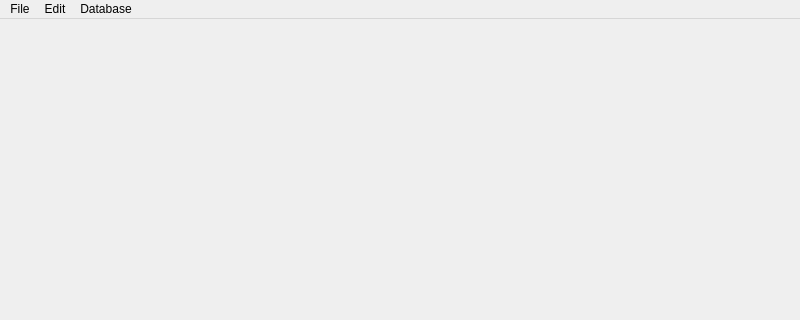
This is MapEditor/UI/MainWindow.ui in seem-sky/Simple2D-Engine as Qt 5 draws it before an edit; both pictures show x 0 to 800 and y 0 to 320 of the 800 by 600 pixel window. The edited form follows.
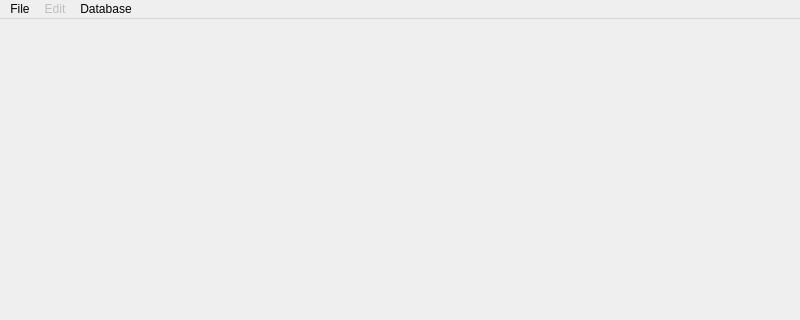
This is the edited form.

The edit to the form file:
```diff
--- a/MapEditor/UI/MainWindow.ui
+++ b/MapEditor/UI/MainWindow.ui
@@ -39,6 +39,9 @@
     <addaction name="actionClose"/>
    </widget>
    <widget class="QMenu" name="menuEdit">
+    <property name="enabled">
+     <bool>false</bool>
+    </property>
     <property name="title">
      <string>Edit</string>
     </property>
```
